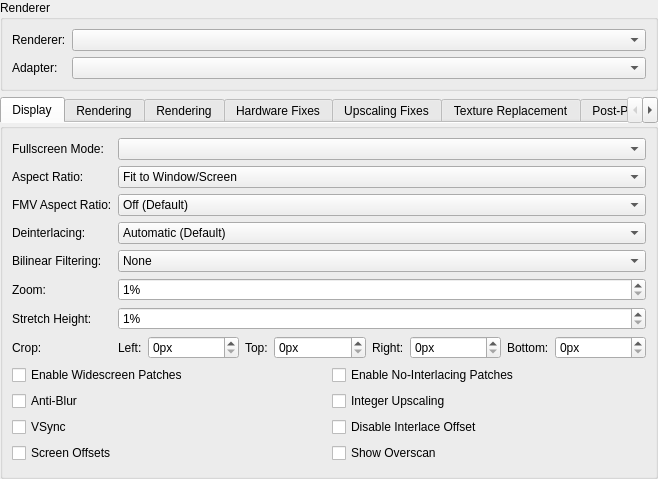
PCSX2/pcsx2, file pcsx2-qt/Settings/GraphicsSettingsWidget.ui: the form before one commit.
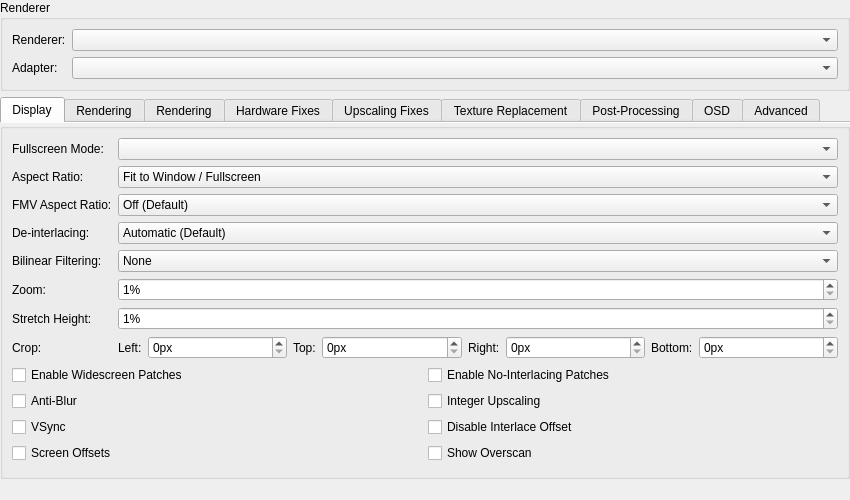
The form after the commit.

What changed in the file:
```diff
--- a/pcsx2-qt/Settings/GraphicsSettingsWidget.ui
+++ b/pcsx2-qt/Settings/GraphicsSettingsWidget.ui
@@ -6,8 +6,8 @@
    <rect>
     <x>0</x>
     <y>0</y>
-    <width>658</width>
-    <height>476</height>
+    <width>850</width>
+    <height>500</height>
    </rect>
   </property>
   <property name="windowTitle">
@@ -89,7 +89,7 @@
         <widget class="QComboBox" name="aspectRatio">
          <item>
           <property name="text">
-           <string>Fit to Window/Screen</string>
+           <string>Fit to Window / Fullscreen</string>
           </property>
          </item>
          <item>
@@ -143,7 +143,7 @@
        <item row="3" column="0">
         <widget class="QLabel" name="label_23">
          <property name="text">
-          <string>Deinterlacing:</string>
+          <string>De-interlacing:</string>
          </property>
         </widget>
        </item>
@@ -1772,8 +1772,8 @@
      </property>
      <property name="sizeHint" stdset="0">
       <size>
-       <width>20</width>
-       <height>40</height>
+       <width>40</width>
+       <height>60</height>
       </size>
      </property>
     </spacer>
```
Left out of the diff: 18 changed lines with no effect on the pictures.
